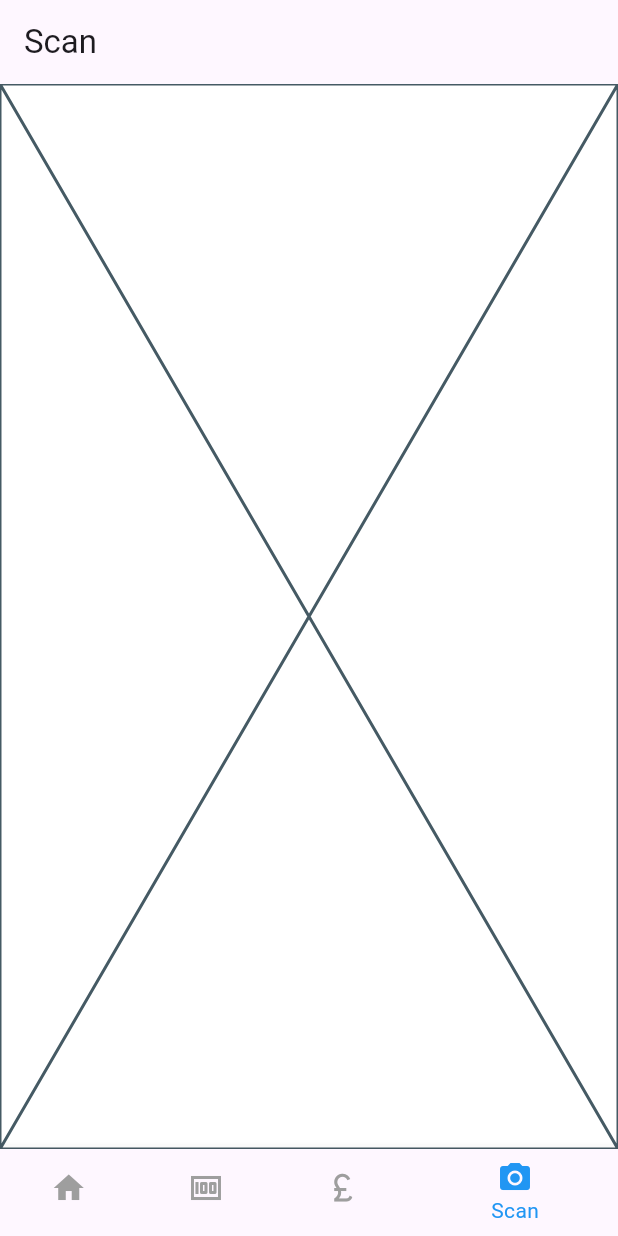
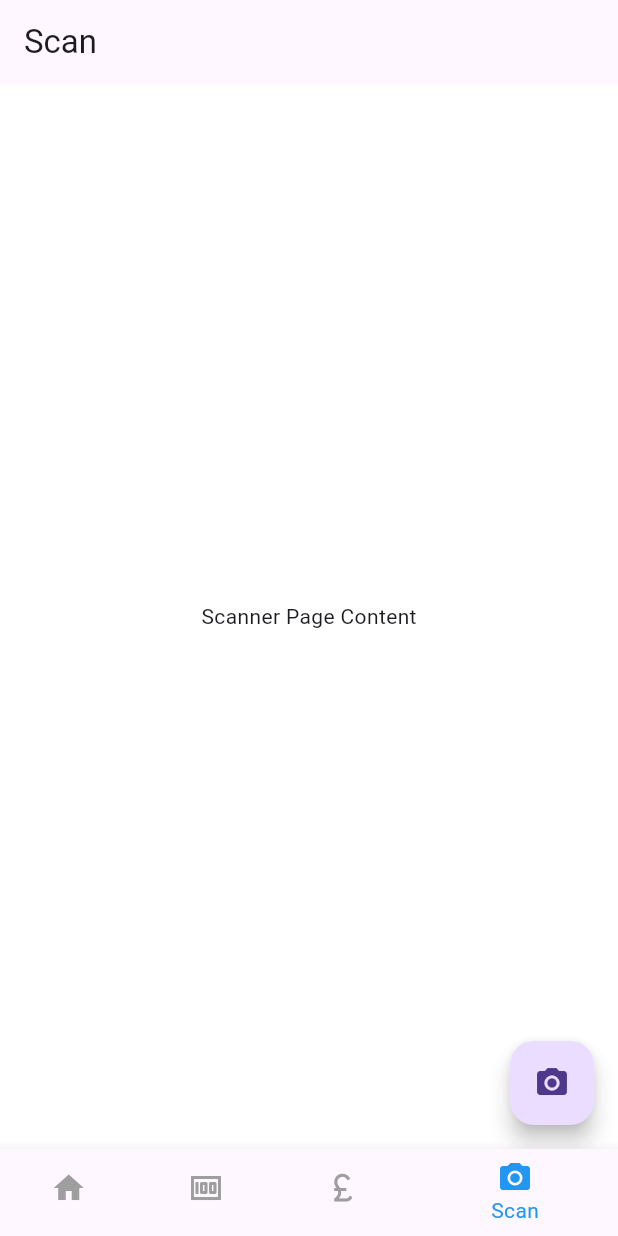
Before and after one commit to LTownsend99/Budget_App, a Flutter app: the screen it shows after launch, item 4 of the bottom bar chosen, on a phone screen of 412 x 824 dp. Run offline on Flutter 3.47's test engine with Material 3 defaults, Android fonts, the phone set to English and light mode, and no system bars; our stand-ins replace fl_chart, flutter_slidable, hive, hive_flutter, image_picker; accounts and stored records are empty.

Commit message:
Add scanner page

```diff
--- /dev/null
+++ b/lib/pages/Scanner.dart
@@ -0,0 +1,38 @@
+import 'package:budget_app/Utils/image_picker_class.dart';
+import 'package:budget_app/models/image_picker.dart';
+import 'package:flutter/material.dart';
+import 'package:image_picker/image_picker.dart';
+
+class ScannerPage extends StatefulWidget {
+  const ScannerPage({super.key});
+
+  @override
+  State<ScannerPage> createState() => _MyScannerPageState();
+}
+
+class _MyScannerPageState extends State<ScannerPage> {
+  @override
+  Widget build(BuildContext context) {
+    return Scaffold(
+      backgroundColor: Colors.white, // Set the background color to white
+
+      body: const Center(
+        child: Text('Scanner Page Content'),
+      ),
+      floatingActionButton: FloatingActionButton(
+        onPressed: () {
+          imagePicker(context, onCameraTap: () {
+            pickImage(ImageSource.camera).then((value) {
+              if (value != '') {}
+            });
+          }, onGalleryTap: () {
+            pickImage(ImageSource.gallery).then((value) {
+              if(value != '') {}
+            });
+          });
+        },
+        child: const Icon(Icons.photo_camera),
+      ),
+    );
+  }
+}
--- a/lib/pages/home.dart
+++ b/lib/pages/home.dart
@@ -4,6 +4,7 @@ import 'package:budget_app/data/expense_data.dart';
 import 'package:budget_app/data/budget_data.dart'; // Import BudgetData
 import 'package:budget_app/datetime/date_time_helper.dart';
 import 'package:budget_app/models/expense_item.dart';
+import 'package:budget_app/pages/Scanner.dart';
 import 'package:budget_app/pages/budgeting.dart';
 import 'package:budget_app/pages/expenses.dart';
 import 'package:flutter/material.dart';
@@ -231,7 +232,7 @@ class _MyHomePageState extends State<HomePage> {
       ),
       const BudgetingPage(),
       const ExpensesPage(),
-      const Placeholder(),
+      const ScannerPage(),
     ];
 
     List<String> pageTitles = [
--- a/pubspec.yaml
+++ b/pubspec.yaml
@@ -41,6 +41,9 @@ dependencies:
   hive:
   hive_flutter:
   flutter_slidable:
+  google_mlkit_text_recognition: ^0.13.0
+  image_picker: ^1.1.2
+  image_cropper: ^7.0.3
 
 dev_dependencies:
   flutter_test:
```
Also changed, not shown: lib/Utils/image_picker_class.dart (added, +24 -0 lines), lib/models/image_picker.dart (added, +42 -0 lines), pubspec.lock, 1 other file.
